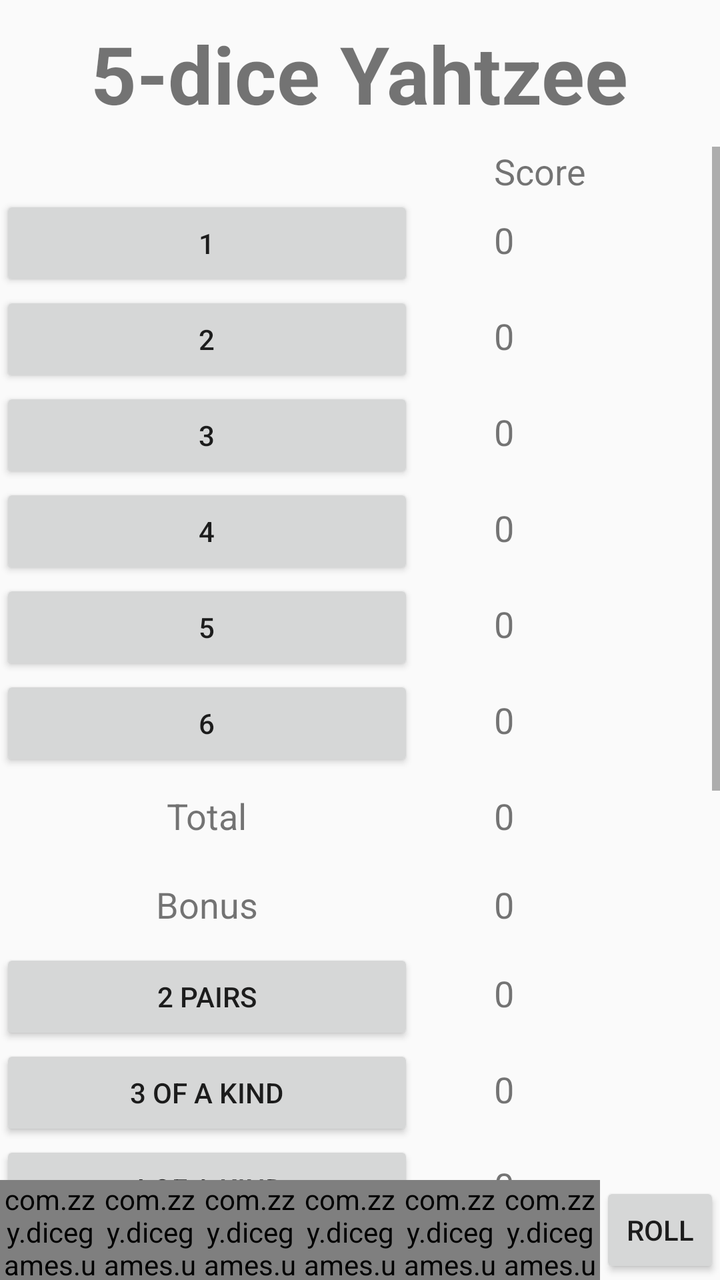
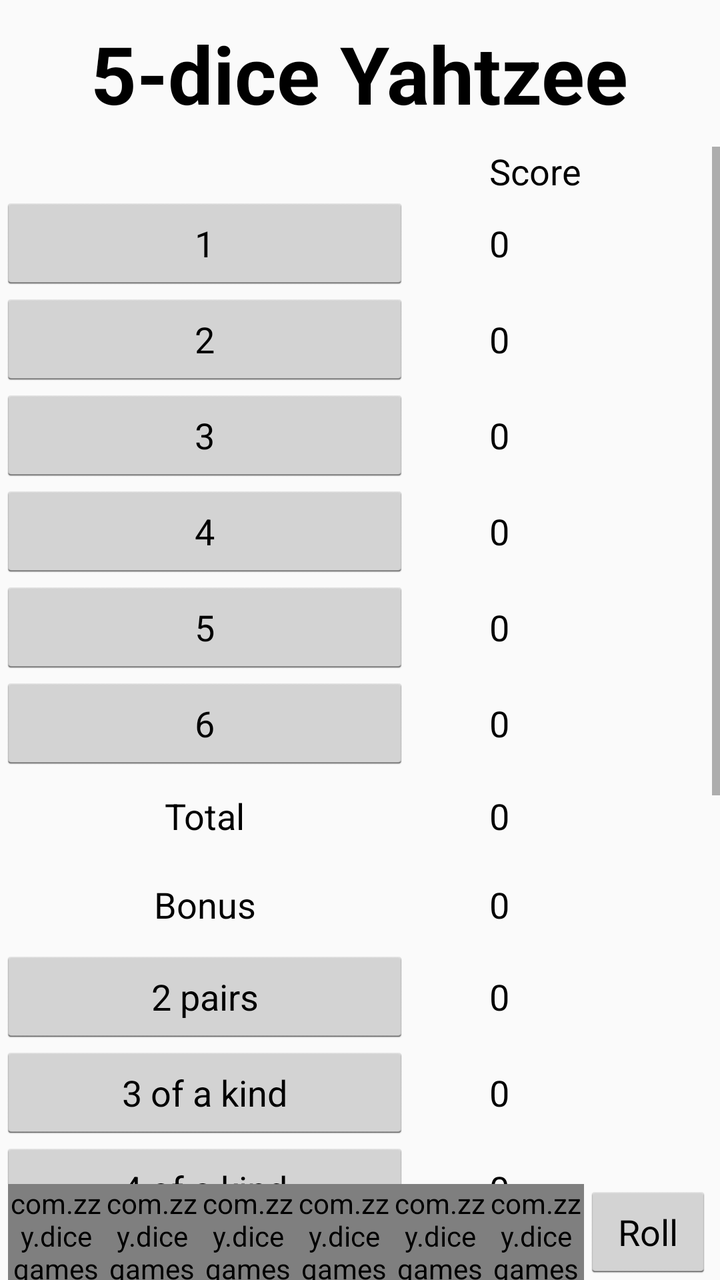

Screens rendered from an Android XML layout before and after an edit, with the pre-edit source and the edit as a unified diff.
<!-- AndroidManifest.xml: application theme AppTheme -->
<!-- res/layout/fragment_five_yahtzee.xml -->
<?xml version="1.0" encoding="utf-8"?>
<RelativeLayout xmlns:android="http://schemas.android.com/apk/res/android"
    xmlns:tools="http://schemas.android.com/tools"
    android:layout_width="match_parent"
    android:layout_height="match_parent"
    tools:context=".ui.game.yahtzee.FiveYahtzeeFragment">

    <TextView
        android:id="@+id/tvTitle"
        android:layout_width="wrap_content"
        android:layout_height="wrap_content"
        android:layout_alignParentTop="true"
        android:layout_centerHorizontal="true"
        android:layout_marginTop="10sp"
        android:layout_marginBottom="10sp"
        android:text="@string/fiveYahtzee"
        android:textSize="40sp"
        android:textStyle="bold" />

    <ScrollView
        android:layout_width="match_parent"
        android:layout_height="match_parent"
        android:layout_above="@id/diceWindow"
        android:layout_below="@id/tvTitle">

        <TableLayout
            android:layout_width="match_parent"
            android:layout_height="wrap_content">

            <TableRow>

                <TextView
                    android:layout_width="match_parent"
                    android:layout_height="wrap_content"
                    android:layout_marginEnd="20dp"
                    android:layout_weight="1" />

                <TextView
                    android:layout_width="match_parent"
                    android:layout_height="wrap_content"
                    android:layout_marginStart="20dp"
                    android:layout_weight="1"
                    android:text="@string/score"
                    android:textSize="18sp" />

            </TableRow>

            <TableRow>

                <Button
                    android:id="@+id/btn1"
                    android:layout_width="match_parent"
                    android:layout_height="wrap_content"
                    android:layout_marginEnd="20dp"
                    android:layout_weight="1"
                    android:text="@string/s1" />

                <TextView
                    android:id="@+id/tv1"
                    android:layout_width="match_parent"
                    android:layout_height="wrap_content"
                    android:layout_marginStart="20dp"
                    android:layout_weight="1"
                    android:text="0"
                    android:textSize="18sp" />

            </TableRow>

            <TableRow>

                <Button
                    android:id="@+id/btn2"
                    android:layout_width="match_parent"
                    android:layout_height="wrap_content"
                    android:layout_marginEnd="20dp"
                    android:layout_weight="1"
                    android:text="@string/s2" />

                <TextView
                    android:id="@+id/tv2"
                    android:layout_width="match_parent"
                    android:layout_height="wrap_content"
                    android:layout_marginStart="20dp"
                    android:layout_weight="1"
                    android:text="0"
                    android:textSize="18sp" />

            </TableRow>

            <TableRow>

                <Button
                    android:id="@+id/btn3"
                    android:layout_width="match_parent"
                    android:layout_height="wrap_content"
                    android:layout_marginEnd="20dp"
                    android:layout_weight="1"
                    android:text="@string/s3" />

                <TextView
                    android:id="@+id/tv3"
                    android:layout_width="match_parent"
                    android:layout_height="wrap_content"
                    android:layout_marginStart="20dp"
                    android:layout_weight="1"
                    android:text="0"
                    android:textSize="18sp" />

            </TableRow>

            <TableRow>

                <Button
                    android:id="@+id/btn4"
                    android:layout_width="match_parent"
                    android:layout_height="wrap_content"
                    android:layout_marginEnd="20dp"
                    android:layout_weight="1"
                    android:text="@string/s4" />

                <TextView
                    android:id="@+id/tv4"
                    android:layout_width="match_parent"
                    android:layout_height="wrap_content"
                    android:layout_marginStart="20dp"
                    android:layout_weight="1"
                    android:text="0"
                    android:textSize="18sp" />

            </TableRow>

            <TableRow>

                <Button
                    android:id="@+id/btn5"
                    android:layout_width="match_parent"
                    android:layout_height="wrap_content"
                    android:layout_marginEnd="20dp"
                    android:layout_weight="1"
                    android:text="@string/s5" />

                <TextView
                    android:id="@+id/tv5"
                    android:layout_width="match_parent"
                    android:layout_height="wrap_content"
                    android:layout_marginStart="20dp"
                    android:layout_weight="1"
                    android:text="0"
                    android:textSize="18sp" />

            </TableRow>

            <TableRow>

                <Button
                    android:id="@+id/btn6"
                    android:layout_width="match_parent"
                    android:layout_height="wrap_content"
                    android:layout_marginEnd="20dp"
                    android:layout_weight="1"
                    android:text="@string/s6" />

                <TextView
                    android:id="@+id/tv6"
                    android:layout_width="match_parent"
                    android:layout_height="wrap_content"
                    android:layout_marginStart="20dp"
                    android:layout_weight="1"
                    android:text="0"
                    android:textSize="18sp" />

            </TableRow>

            <TableRow
                android:layout_marginTop="10sp"
                android:layout_marginBottom="10sp">

                <TextView
                    android:layout_width="match_parent"
                    android:layout_height="wrap_content"
                    android:layout_marginEnd="20dp"
                    android:layout_weight="1"
                    android:text="@string/total"
                    android:textAlignment="center"
                    android:textSize="18sp" />

                <TextView
                    android:id="@+id/tvUpperTotal"
                    android:layout_width="match_parent"
                    android:layout_height="wrap_content"
                    android:layout_marginStart="20dp"
                    android:layout_weight="1"
                    android:text="0"
                    android:textSize="18sp" />

            </TableRow>

            <TableRow
                android:layout_marginTop="10sp"
                android:layout_marginBottom="10sp">

                <TextView
                    android:layout_width="match_parent"
                    android:layout_height="wrap_content"
                    android:layout_marginEnd="20dp"
                    android:layout_weight="1"
                    android:text="@string/bonus"
                    android:textAlignment="center"
                    android:textSize="18sp" />

                <TextView
                    android:id="@+id/tvBonus"
                    android:layout_width="match_parent"
                    android:layout_height="wrap_content"
                    android:layout_marginStart="20dp"
                    android:layout_weight="1"
                    android:text="0"
                    android:textSize="18sp" />

            </TableRow>

            <TableRow>

                <Button
                    android:id="@+id/btn2p"
                    android:layout_width="match_parent"
                    android:layout_height="wrap_content"
                    android:layout_marginEnd="20dp"
                    android:layout_weight="1"
                    android:text="@string/s2p" />

                <TextView
                    android:id="@+id/tv2p"
                    android:layout_width="match_parent"
                    android:layout_height="wrap_content"
                    android:layout_marginStart="20dp"
                    android:layout_weight="1"
                    android:text="0"
                    android:textSize="18sp" />

            </TableRow>

            <TableRow>

                <Button
                    android:id="@+id/btn3e"
                    android:layout_width="match_parent"
                    android:layout_height="wrap_content"
                    android:layout_marginEnd="20dp"
                    android:layout_weight="1"
                    android:text="@string/s3e" />

                <TextView
                    android:id="@+id/tv3e"
                    android:layout_width="match_parent"
                    android:layout_height="wrap_content"
                    android:layout_marginStart="20dp"
                    android:layout_weight="1"
                    android:text="0"
                    android:textSize="18sp" />

            </TableRow>

            <TableRow>

                <Button
                    android:id="@+id/btn4e"
                    android:layout_width="match_parent"
                    android:layout_height="wrap_content"
                    android:layout_marginEnd="20dp"
                    android:layout_weight="1"
                    android:text="@string/s4e" />

                <TextView
                    android:id="@+id/tv4e"
                    android:layout_width="match_parent"
                    android:layout_height="wrap_content"
                    android:layout_marginStart="20dp"
                    android:layout_weight="1"
                    android:text="0"
                    android:textSize="18sp" />

            </TableRow>

            <TableRow>

                <Button
                    android:id="@+id/btnFullHouse"
                    android:layout_width="match_parent"
                    android:layout_height="wrap_content"
                    android:layout_marginEnd="20dp"
                    android:layout_weight="1"
                    android:text="@string/fullHouse" />

                <TextView
                    android:id="@+id/tvFullHouse"
                    android:layout_width="match_parent"
                    android:layout_height="wrap_content"
                    android:layout_marginStart="20dp"
                    android:layout_weight="1"
                    android:text="0"
                    android:textSize="18sp" />

            </TableRow>

            <TableRow>

                <Button
                    android:id="@+id/btnSmallStraight"
                    android:layout_width="match_parent"
                    android:layout_height="wrap_content"
                    android:layout_marginEnd="20dp"
                    android:layout_weight="1"
                    android:text="@string/smallStraight" />

                <TextView
                    android:id="@+id/tvSmallStraight"
                    android:layout_width="match_parent"
                    android:layout_height="wrap_content"
                    android:layout_marginStart="20dp"
                    android:layout_weight="1"
                    android:text="0"
                    android:textSize="18sp" />

            </TableRow>

            <TableRow>

                <Button
                    android:id="@+id/btnLargeStraight"
                    android:layout_width="match_parent"
                    android:layout_height="wrap_content"
                    android:layout_marginEnd="20dp"
                    android:layout_weight="1"
                    android:text="@string/largeStraight" />

                <TextView
                    android:id="@+id/tvLargeStraight"
                    android:layout_width="match_parent"
                    android:layout_height="wrap_content"
                    android:layout_marginStart="20dp"
                    android:layout_weight="1"
                    android:text="0"
                    android:textSize="18sp" />

            </TableRow>

            <TableRow>

                <Button
                    android:id="@+id/btnChance"
                    android:layout_width="match_parent"
                    android:layout_height="wrap_content"
                    android:layout_marginEnd="20dp"
                    android:layout_weight="1"
                    android:text="@string/chance" />

                <TextView
                    android:id="@+id/tvChance"
                    android:layout_width="match_parent"
                    android:layout_height="wrap_content"
                    android:layout_marginStart="20dp"
                    android:layout_weight="1"
                    android:text="0"
                    android:textSize="18sp" />

            </TableRow>

            <TableRow>

                <Button
                    android:id="@+id/btnYahtzee"
                    android:layout_width="match_parent"
                    android:layout_height="wrap_content"
                    android:layout_marginEnd="20dp"
                    android:layout_weight="1"
                    android:text="@string/yahtzee" />

                <TextView
                    android:id="@+id/tvYahtzee"
                    android:layout_width="match_parent"
                    android:layout_height="wrap_content"
                    android:layout_marginStart="20dp"
                    android:layout_weight="1"
                    android:text="0"
                    android:textSize="18sp" />

            </TableRow>

            <TableRow
                android:layout_marginTop="10sp"
                android:layout_marginBottom="10sp">

                <TextView
                    android:layout_width="match_parent"
                    android:layout_height="wrap_content"
                    android:layout_marginEnd="20dp"
                    android:layout_weight="1"
                    android:text="@string/gameTotal"
                    android:textAlignment="center"
                    android:textSize="18sp" />

                <TextView
                    android:id="@+id/tvGameTotal"
                    android:layout_width="match_parent"
                    android:layout_height="wrap_content"
                    android:layout_marginStart="20dp"
                    android:layout_weight="1"
                    android:text="0"
                    android:textSize="18sp" />

            </TableRow>

        </TableLayout>

    </ScrollView>

    <include
        android:id="@+id/diceWindow"
        android:layout_width="match_parent"
        android:layout_height="wrap_content"
        android:layout_alignParentBottom="true"
        layout="@layout/roll_dice_window" />

</RelativeLayout>
<!-- res/layout/roll_dice_window.xml (included above) -->
<?xml version="1.0" encoding="utf-8"?>
<LinearLayout xmlns:android="http://schemas.android.com/apk/res/android"
    xmlns:app="http://schemas.android.com/apk/res-auto"
    android:layout_width="match_parent"
    android:layout_height="wrap_content"
    android:gravity="center_horizontal|center_vertical"
    android:orientation="horizontal">

    <com.zzy.dicegames.ui.dice.DiceView
        android:id="@+id/dice1"
        android:layout_width="50dp"
        android:layout_height="50dp"
        app:locked="false"
        app:number="6" />

    <com.zzy.dicegames.ui.dice.DiceView
        android:id="@+id/dice2"
        android:layout_width="50dp"
        android:layout_height="50dp"
        app:locked="false"
        app:number="6" />

    <com.zzy.dicegames.ui.dice.DiceView
        android:id="@+id/dice3"
        android:layout_width="50dp"
        android:layout_height="50dp"
        app:locked="false"
        app:number="6" />

    <com.zzy.dicegames.ui.dice.DiceView
        android:id="@+id/dice4"
        android:layout_width="50dp"
        android:layout_height="50dp"
        app:locked="false"
        app:number="6" />

    <com.zzy.dicegames.ui.dice.DiceView
        android:id="@+id/dice5"
        android:layout_width="50dp"
        android:layout_height="50dp"
        app:locked="false"
        app:number="6" />

    <com.zzy.dicegames.ui.dice.DiceView
        android:id="@+id/dice6"
        android:layout_width="50dp"
        android:layout_height="50dp"
        app:locked="false"
        app:number="6" />

    <Button
        android:id="@+id/btnRoll"
        android:layout_width="wrap_content"
        android:layout_height="wrap_content"
        android:text="@string/roll" />

</LinearLayout>
<!-- resources referenced by this layout -->
<resources>
  <string name="bonus">Bonus</string>
  <string name="chance">Chance</string>
  <string name="fiveYahtzee">5-dice Yahtzee</string>
  <string name="fullHouse">Full House</string>
  <string name="gameTotal">Game Total</string>
  <string name="largeStraight">Large Straight</string>
  <string name="roll">Roll</string>
  <string name="s1">1</string>
  <string name="s2">2</string>
  <string name="s2p">2 pairs</string>
  <string name="s3">3</string>
  <string name="s3e">3 of a kind</string>
  <string name="s4">4</string>
  <string name="s4e">4 of a kind</string>
  <string name="s5">5</string>
  <string name="s6">6</string>
  <string name="score">Score</string>
  <string name="smallStraight">Small Straight</string>
  <string name="total">Total</string>
  <string name="yahtzee">Yahtzee</string>
  <style name="AppTheme" parent="Theme.AppCompat.Light">
          
      </style>
</resources>

<!-- the commit's change to res/layout/fragment_five_yahtzee.xml (unified diff, before → after) -->
@@ -11,8 +11,8 @@
         android:layout_height="wrap_content"
         android:layout_alignParentTop="true"
         android:layout_centerHorizontal="true"
-        android:layout_marginTop="10sp"
-        android:layout_marginBottom="10sp"
+        android:layout_marginTop="10dp"
+        android:layout_marginBottom="10dp"
         android:text="@string/fiveYahtzee"
         android:textSize="40sp"
         android:textStyle="bold" />
@@ -172,8 +172,8 @@
             </TableRow>
 
             <TableRow
-                android:layout_marginTop="10sp"
-                android:layout_marginBottom="10sp">
+                android:layout_marginTop="10dp"
+                android:layout_marginBottom="10dp">
 
                 <TextView
                     android:layout_width="match_parent"
@@ -196,8 +196,8 @@
             </TableRow>
 
             <TableRow
-                android:layout_marginTop="10sp"
-                android:layout_marginBottom="10sp">
+                android:layout_marginTop="10dp"
+                android:layout_marginBottom="10dp">
 
                 <TextView
                     android:layout_width="match_parent"
@@ -388,8 +388,8 @@
             </TableRow>
 
             <TableRow
-                android:layout_marginTop="10sp"
-                android:layout_marginBottom="10sp">
+                android:layout_marginTop="10dp"
+                android:layout_marginBottom="10dp">
 
                 <TextView
                     android:layout_width="match_parent"
@@ -434,43 +434,43 @@
 
     <com.zzy.dicegames.ui.dice.DiceView
         android:id="@+id/dice1"
-        android:layout_width="50dp"
-        android:layout_height="50dp"
+        android:layout_width="48dp"
+        android:layout_height="48dp"
         app:locked="false"
         app:number="6" />
 
     <com.zzy.dicegames.ui.dice.DiceView
         android:id="@+id/dice2"
-        android:layout_width="50dp"
-        android:layout_height="50dp"
+        android:layout_width="48dp"
+        android:layout_height="48dp"
         app:locked="false"
         app:number="6" />
 
     <com.zzy.dicegames.ui.dice.DiceView
         android:id="@+id/dice3"
-        android:layout_width="50dp"
-        android:layout_height="50dp"
+        android:layout_width="48dp"
+        android:layout_height="48dp"
         app:locked="false"
         app:number="6" />
 
     <com.zzy.dicegames.ui.dice.DiceView
         android:id="@+id/dice4"
-        android:layout_width="50dp"
-        android:layout_height="50dp"
+        android:layout_width="48dp"
+        android:layout_height="48dp"
         app:locked="false"
         app:number="6" />
 
     <com.zzy.dicegames.ui.dice.DiceView
         android:id="@+id/dice5"
-        android:layout_width="50dp"
-        android:layout_height="50dp"
+        android:layout_width="48dp"
+        android:layout_height="48dp"
         app:locked="false"
         app:number="6" />
 
     <com.zzy.dicegames.ui.dice.DiceView
         android:id="@+id/dice6"
-        android:layout_width="50dp"
-        android:layout_height="50dp"
+        android:layout_width="48dp"
+        android:layout_height="48dp"
         app:locked="false"
         app:number="6" />
 
<!-- resource entries referenced after the edit -->
@@ -22,6 +22,8 @@
   <string name="yahtzee">Yahtzee</string>
   <style name="AppTheme" parent="Theme.AppCompat.Light">
           
+          <item name="android:textColor">@android:color/black</item>
+          <item name="buttonStyle">@android:style/Widget.Holo.Light.Button</item>
       </style>
 </resources>
 
